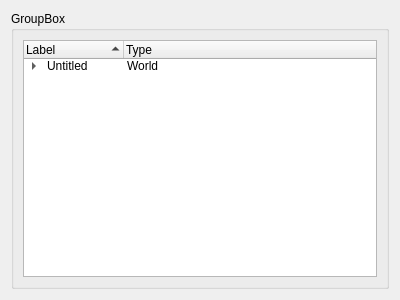
Old version of the form editor/WorldTree.ui in the repository krwc/phi.
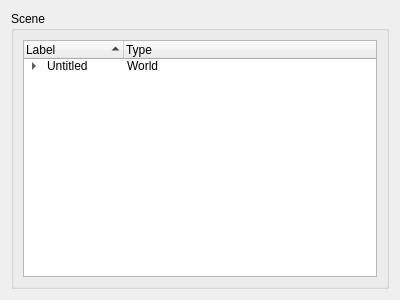
New version of the form.

Commit message: Add proper groupbox name

The edit to the form file:
```diff
--- a/editor/WorldTree.ui
+++ b/editor/WorldTree.ui
@@ -17,7 +17,7 @@
    <item>
     <widget class="QGroupBox" name="groupBox">
      <property name="title">
-      <string>GroupBox</string>
+      <string>Scene</string>
      </property>
      <layout class="QVBoxLayout" name="verticalLayout_2">
       <item>
```
